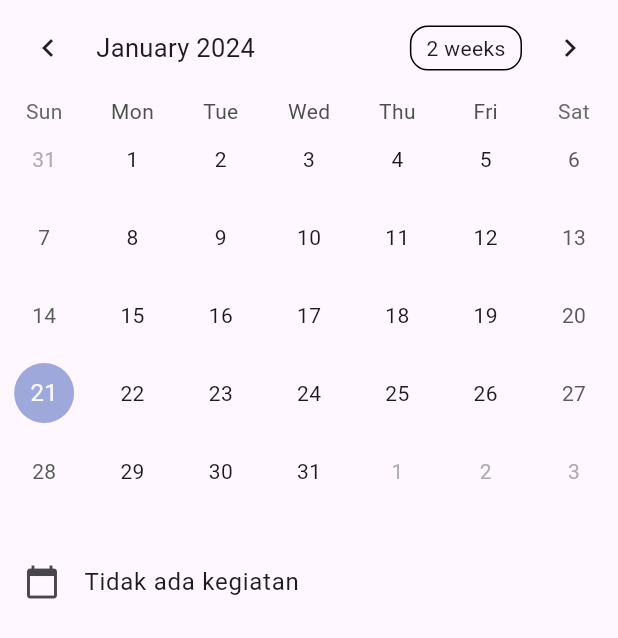
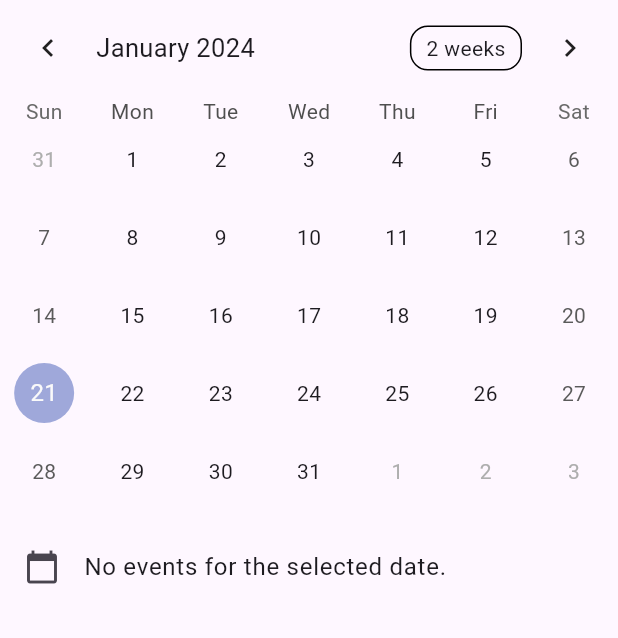
Before and after one commit to whojeee/MOBILE-BACKEND, a Flutter app: the CalendarPage screen opened directly, on a phone screen of 412 x 824 dp. Shown: the top 638 px of the screen. Run offline on Flutter 3.47's test engine with Material 3 defaults, Android fonts, the phone set to English and light mode, and no system bars; drawn by our look-alikes of table_calendar; our stand-ins replace cloud_firestore, firebase_auth, firebase_core, firebase_storage, flutter_login, font_awesome_flutter and 6 more; accounts and stored records are empty; network calls fail.

Commit message:
data yang ditambah sudah muncul di calendar

```diff
--- a/lib/Pages/Calendar.dart
+++ b/lib/Pages/Calendar.dart
@@ -41,6 +41,8 @@ class _CalendarPageState extends State<CalendarPage> {
   List<MyData> holidayData = [];
   List<EventModel> events = [];
 
+  bool isKosong = false;
+
   void _onDaySelected(DateTime selectedDay, DateTime focusedDay) {
     setState(() {
       _selectedDay = selectedDay;
@@ -81,6 +83,7 @@ class _CalendarPageState extends State<CalendarPage> {
     super.initState();
     fetchData();
     fetchData2();
+    _showEvent();
     _loadEvents();
   }
 
@@ -167,8 +170,15 @@ class _CalendarPageState extends State<CalendarPage> {
                 _focusedDay = focusedDay;
               },
             ),
-            SizedBox(height: 20),
-            _buildEventText(),
+            SizedBox(height: 10),
+            Column(
+              mainAxisSize: MainAxisSize.min,
+              crossAxisAlignment: CrossAxisAlignment.start,
+              children: [
+                _buildEventText(),
+                _showEvent(),
+              ],
+            )
           ],
         ),
       ),
@@ -176,14 +186,77 @@ class _CalendarPageState extends State<CalendarPage> {
   }
 
   Widget _buildEventText() {
+    DateTime selectedDate = _selectedDay ?? DateTime.now();
+
+    final formattedSelectedDate =
+        "${selectedDate.year}-${selectedDate.month.toString().padLeft(2, '0')}-${selectedDate.day.toString().padLeft(2, '0')}";
+
+    final holidayDataItem = holidayData.firstWhere(
+      (data) => data.holidayDate == formattedSelectedDate,
+      orElse: () => MyData(
+        id: 0,
+        information: "Tidak ada kegiatan",
+        day: "",
+        holidayDate: formattedSelectedDate,
+      ),
+    );
+
+    if (holidayDataItem.information == "Tidak ada kegiatan") {
+      isKosong = true;
+      return Container(); // Return an empty container if there is no holiday data
+    }
+    isKosong = false;
     return Container(
-      height: 170,
+      // height: 170,
       child: ListTile(
         leading: Icon(Icons.calendar_today),
         title: Text(getHolidayName(_selectedDay ?? DateTime.now())),
       ),
     );
   }
+
+  Widget _showEvent() {
+    DateTime selectedDate = _selectedDay ?? DateTime.now();
+
+    final formattedSelectedDate =
+        "${selectedDate.year}-${selectedDate.month.toString().padLeft(2, '0')}-${selectedDate.day.toString().padLeft(2, '0')}";
+
+    final eventsForSelectedDate = events.where((event) {
+      final eventDate = event.eventDate?.split('T')[0]; // Extract date part
+      return eventDate == formattedSelectedDate;
+    }).toList();
+
+    if (eventsForSelectedDate.isEmpty) {
+      if(isKosong != true){
+        return Container();
+      }
+      return Container(
+        // height: 170,
+        child: ListTile(
+          leading: Icon(Icons.calendar_today),
+          title: Text('No events for the selected date.'),
+        ),
+      );
+    }
+
+    return Container(
+      height: 170,
+      child: ListView.builder(
+        shrinkWrap: true,
+        itemCount: eventsForSelectedDate.length,
+        itemBuilder: (context, index) {
+          final event = eventsForSelectedDate[index];
+          return ListTile(
+            leading: Icon(Icons.calendar_today),
+            title: Text(event.eventName ?? 'No Event Name'),
+            subtitle: Text(event.eventDescription ?? ''),
+            // You can customize the display as needed
+          );
+        },
+      ),
+    );
+  }
+
 
   Future<void> _getEventsForSelectedDay(DateTime selectedDay) async {
     try {
```
